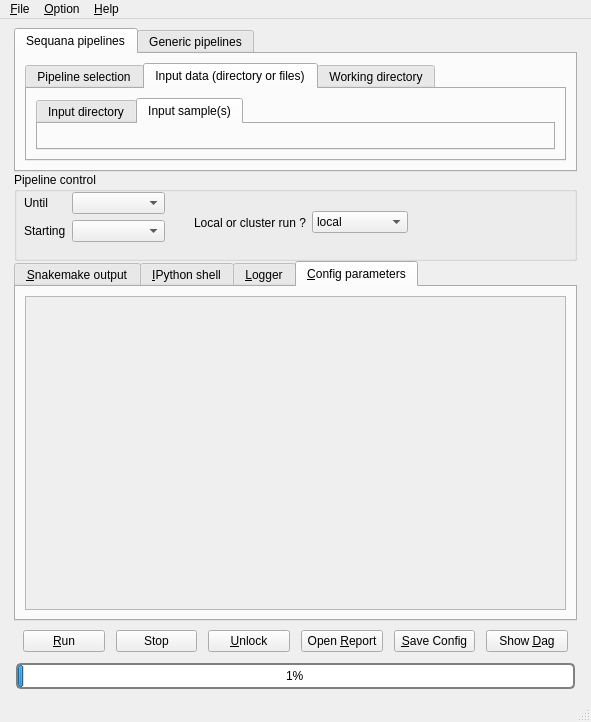
This is sequana/gui/mainwindow.ui in vladsaveliev/sequana as Qt 5 draws it before an edit. The edited form follows.
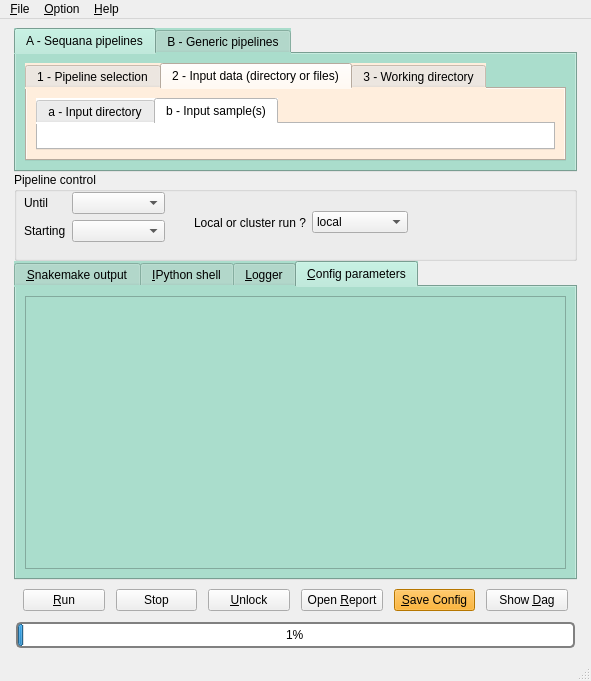
This is the edited form. The open tabs and pages were chosen to show the change.

Commit message: update GUI layout (colors) and fix saving of config file (generic case)

What changed in the file:
```diff
--- a/sequana/gui/mainwindow.ui
+++ b/sequana/gui/mainwindow.ui
@@ -7,7 +7,7 @@
     <x>0</x>
     <y>0</y>
     <width>591</width>
-    <height>722</height>
+    <height>681</height>
    </rect>
   </property>
   <property name="sizePolicy">
@@ -61,6 +61,9 @@
         <property name="toolTip">
          <string>&lt;html&gt;&lt;head/&gt;&lt;body&gt;&lt;p&gt;Select a Sequana pipeline (left tab) or a generic Snakemake file (right tab).&lt;/p&gt;&lt;p&gt;&lt;br/&gt;&lt;/p&gt;&lt;/body&gt;&lt;/html&gt;</string>
         </property>
+        <property name="styleSheet">
+         <string notr="true">background-color:#aaddcc</string>
+        </property>
         <property name="tabPosition">
          <enum>QTabWidget::North</enum>
         </property>
@@ -78,7 +81,7 @@
           </sizepolicy>
          </property>
          <attribute name="title">
-          <string>Sequana pipelines</string>
+          <string>A - Sequana pipelines</string>
          </attribute>
          <layout class="QGridLayout" name="gridLayout_6">
           <item row="0" column="0">
@@ -88,9 +91,24 @@
               <property name="enabled">
                <bool>true</bool>
               </property>
+              <property name="sizePolicy">
+               <sizepolicy hsizetype="Expanding" vsizetype="Expanding">
+                <horstretch>0</horstretch>
+                <verstretch>0</verstretch>
+               </sizepolicy>
+              </property>
+              <property name="baseSize">
+               <size>
+                <width>0</width>
+                <height>0</height>
+               </size>
+              </property>
               <property name="toolTip">
                <string>&lt;html&gt;&lt;head/&gt;&lt;body&gt;&lt;ul style=&quot;margin-top: 0px; margin-bottom: 0px; margin-left: 0px; margin-right: 0px; -qt-list-indent: 1;&quot;&gt;&lt;li style=&quot; margin-top:12px; margin-bottom:0px; margin-left:0px; margin-right:0px; -qt-block-indent:0; text-indent:0px;&quot;&gt;&lt;span style=&quot; font-weight:600;&quot;&gt;Left tab:&lt;/span&gt; Select one of the pipeline in the combo box. In order to get help about a pipeline, please see the Help menu. &lt;/li&gt;&lt;li style=&quot; margin-top:0px; margin-bottom:0px; margin-left:0px; margin-right:0px; -qt-block-indent:0; text-indent:0px;&quot;&gt;&lt;span style=&quot; font-weight:600;&quot;&gt;Middle tab:&lt;/span&gt; Select one of this option&lt;/li&gt;&lt;ol style=&quot;margin-top: 0px; margin-bottom: 0px; margin-left: 0px; margin-right: 0px; -qt-list-indent: 2;&quot;&gt;&lt;li style=&quot; margin-top:0px; margin-bottom:0px; margin-left:0px; margin-right:0px; -qt-block-indent:0; text-indent:0px;&quot;&gt;Input directory: the directory where fastq.gz files are stored (all sequana pipelines expect fastq.gz as input)&lt;/li&gt;&lt;li style=&quot; margin-top:0px; margin-bottom:0px; margin-left:0px; margin-right:0px; -qt-block-indent:0; text-indent:0px;&quot;&gt;Input samples:  select one or two files (fastq.gz) in a directory&lt;/li&gt;&lt;/ol&gt;&lt;li style=&quot; margin-top:0px; margin-bottom:12px; margin-left:0px; margin-right:0px; -qt-block-indent:0; text-indent:0px;&quot;&gt;&lt;span style=&quot; font-weight:600;&quot;&gt;Right tab: &lt;/span&gt;Select working directory where Snakefile/pipeline and config file are copied. Pipeline are also ran in that directory. &lt;/li&gt;&lt;/ul&gt;&lt;/body&gt;&lt;/html&gt;</string>
               </property>
+              <property name="styleSheet">
+               <string notr="true">background-color:#ffeedd</string>
+              </property>
               <property name="tabPosition">
                <enum>QTabWidget::North</enum>
               </property>
@@ -114,7 +132,7 @@
               </property>
               <widget class="QWidget" name="Pipeline">
                <attribute name="title">
-                <string>Pipeline selection</string>
+                <string>1 - Pipeline selection</string>
                </attribute>
                <layout class="QHBoxLayout" name="layout_sequana">
                 <property name="spacing">
@@ -161,19 +179,22 @@
               </widget>
               <widget class="QWidget" name="sequana_input_dir_tab">
                <attribute name="title">
-                <string>Input data (directory or files)</string>
+                <string>2 - Input data (directory or files)</string>
                </attribute>
                <layout class="QGridLayout" name="gridLayout_7">
                 <item row="0" column="0">
                  <layout class="QHBoxLayout" name="horizontalLayout_2">
                   <item>
                    <widget class="QTabWidget" name="tabWidget">
+                    <property name="styleSheet">
+                     <string notr="true">background-color:white</string>
+                    </property>
                     <property name="currentIndex">
                      <number>0</number>
                     </property>
                     <widget class="QWidget" name="tab_4">
                      <attribute name="title">
-                      <string>Input directory</string>
+                      <string>a - Input directory</string>
                      </attribute>
                      <layout class="QGridLayout" name="gridLayout_10">
                       <item row="0" column="0">
@@ -183,7 +204,7 @@
                     </widget>
                     <widget class="QWidget" name="tab_5">
                      <attribute name="title">
-                      <string>Input sample(s)</string>
+                      <string>b - Input sample(s)</string>
                      </attribute>
                      <layout class="QGridLayout" name="gridLayout_9">
                       <item row="0" column="0">
@@ -199,7 +220,7 @@
               </widget>
               <widget class="QWidget" name="sequana_working_dir_tab">
                <attribute name="title">
-                <string>Working directory</string>
+                <string>3 - Working directory</string>
                </attribute>
                <layout class="QGridLayout" name="gridLayout_8">
                 <item row="0" column="0">
@@ -221,7 +242,7 @@
           </sizepolicy>
          </property>
          <attribute name="title">
-          <string>Generic pipelines</string>
+          <string>B - Generic pipelines</string>
          </attribute>
          <layout class="QGridLayout" name="gridLayout_11">
           <item row="0" column="0">
@@ -404,6 +425,9 @@
         <property name="toolTip">
          <string/>
         </property>
+        <property name="styleSheet">
+         <string notr="true">background-color:#aaddcc</string>
+        </property>
         <property name="currentIndex">
          <number>1</number>
         </property>
@@ -509,8 +533,8 @@
               <rect>
                <x>0</x>
                <y>0</y>
-               <width>539</width>
-               <height>302</height>
+               <width>861</width>
+               <height>341</height>
               </rect>
              </property>
             </widget>
@@ -611,6 +635,12 @@
                <verstretch>0</verstretch>
               </sizepolicy>
              </property>
+             <property name="autoFillBackground">
+              <bool>false</bool>
+             </property>
+             <property name="styleSheet">
+              <string notr="true">background-color:orange</string>
+             </property>
              <property name="text">
               <string>&amp;Save Config</string>
              </property>
```
Left out of the diff: 16 changed lines with no effect on the pictures. The commit also changes 4 other files.
